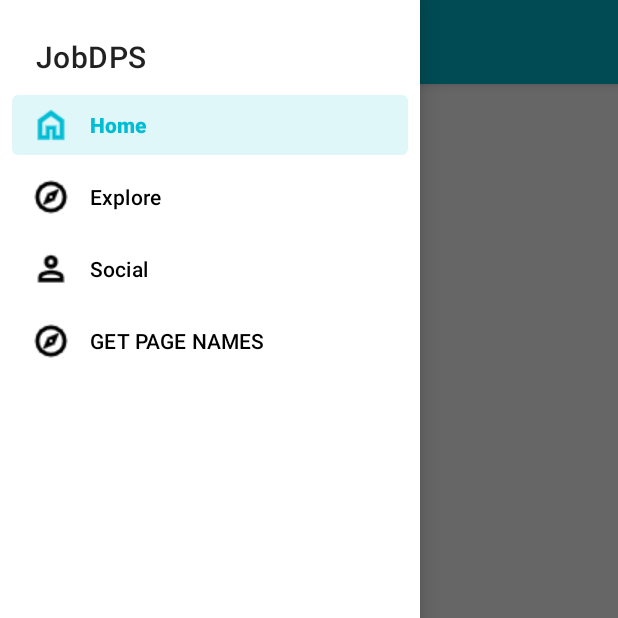
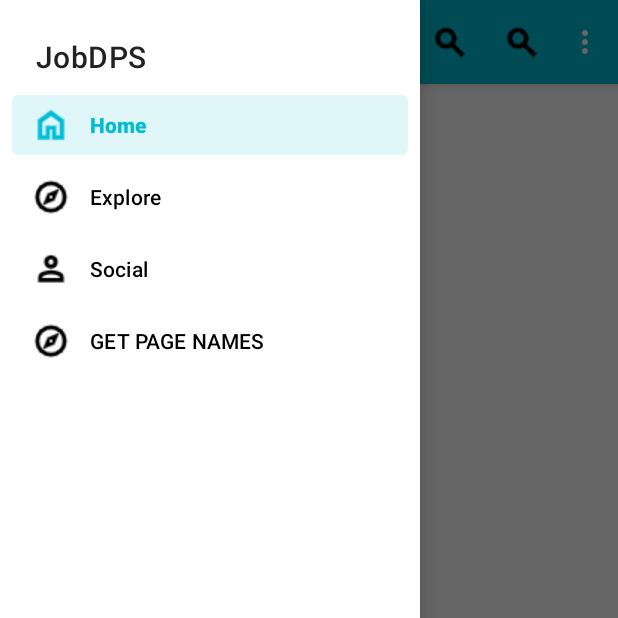
Before and after one commit to JobDPS/android-src, an Android app: the screen it shows after launch (MainActivity), with the side drawer open, on a phone screen of 412 x 824 dp, the top half of it. Run offline under Robolectric (Android 15) with nearby library versions, the phone set to English and light mode, and no system bars.

Commit message:
Add onCreateOptionsMenu override to fix missing menu icons.

```diff
--- a/app/src/main/java/com/example/jobdps/MainActivity.java
+++ b/app/src/main/java/com/example/jobdps/MainActivity.java
@@ -7,6 +7,7 @@ import androidx.appcompat.widget.Toolbar;
 import androidx.drawerlayout.widget.DrawerLayout;
 
 import android.os.Bundle;
+import android.view.Menu;
 import android.view.MenuItem;
 import android.view.View;
 import android.view.Window;
@@ -32,10 +33,6 @@ public class MainActivity extends AppCompatActivity {
         drawerLayout = (DrawerLayout) findViewById(R.id.drawer_layout);
 
         setSupportActionBar(topAppBar);
-//        getSupportActionBar().setLogo(R.drawable.jobdps_logo);
-//        getSupportActionBar().setDisplayUseLogoEnabled(true);
-
-//        topAppBar.setLogoScaleType(ImageView.ScaleType.FIT_START);
 
         topAppBar.setNavigationOnClickListener(new View.OnClickListener() {
             @Override
@@ -71,4 +68,11 @@ public class MainActivity extends AppCompatActivity {
             }
         });
     }
+
+    @Override
+    public boolean onCreateOptionsMenu(Menu menu) {
+        // Inflate the menu; this adds items to the action bar if it is present.
+        getMenuInflater().inflate(R.menu.top_app_bar, menu);
+        return true;
+    }
 }
--- a/app/src/main/res/layout/activity_main.xml
+++ b/app/src/main/res/layout/activity_main.xml
@@ -25,7 +25,6 @@
                 android:id="@+id/topAppBar"
                 android:layout_width="match_parent"
                 android:layout_height="?attr/actionBarSize"
-                app:menu="@menu/top_app_bar"
                 app:navigationIcon="@drawable/menu_icon_24dp"
                 app:title="@string/page_title"
                 style="@style/Widget.MaterialComponents.Toolbar.Primary" />
--- a/app/src/main/res/menu/top_app_bar.xml
+++ b/app/src/main/res/menu/top_app_bar.xml
@@ -1,18 +1,43 @@
 <?xml version="1.0" encoding="utf-8"?>
+<!--<menu xmlns:android="http://schemas.android.com/apk/res/android"-->
+<!--    xmlns:app="http://schemas.android.com/apk/res-auto">-->
+
+<!--    <item-->
+<!--        android:id="@+id/search"-->
+<!--        android:contentDescription="@string/content_description_search"-->
+<!--        android:icon="@drawable/search_icon_24dp"-->
+<!--        android:title="@string/search"-->
+<!--        app:showAsAction="ifRoom" />-->
+
+<!--    <item-->
+<!--        android:id="@+id/more"-->
+<!--        android:title="@string/more"-->
+<!--        android:icon="@drawable/more_icon_24dp"-->
+<!--        android:contentDescription="@string/content_description_more"-->
+<!--        app:showAsAction="never" />-->
+
+<!--</menu>-->
+
 <menu xmlns:android="http://schemas.android.com/apk/res/android"
-    xmlns:app="http://schemas.android.com/apk/res-auto">
+xmlns:app="http://schemas.android.com/apk/res-auto">
+
+    <item
+        android:id="@+id/favorite"
+        android:icon="@drawable/search_icon_24dp"
+        android:title="@string/search"
+        android:contentDescription="@string/content_description_search"
+        app:showAsAction="ifRoom" />
 
     <item
         android:id="@+id/search"
-        android:contentDescription="@string/content_description_search"
         android:icon="@drawable/search_icon_24dp"
         android:title="@string/search"
+        android:contentDescription="@string/content_description_search"
         app:showAsAction="ifRoom" />
 
     <item
         android:id="@+id/more"
         android:title="@string/more"
-        android:icon="@drawable/more_icon_24dp"
         android:contentDescription="@string/content_description_more"
         app:showAsAction="never" />
 
```
